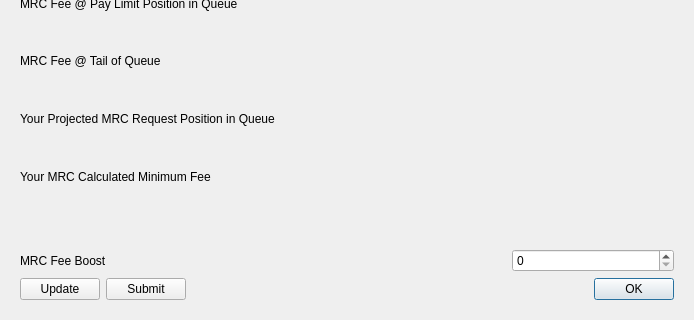
Qt form src/qt/forms/mrcrequestpage.ui (gridcoin-community/Gridcoin-Research) before a commit; both pictures show x 0 to 694 and y 260 to 580 of the 694 by 580 pixel window.
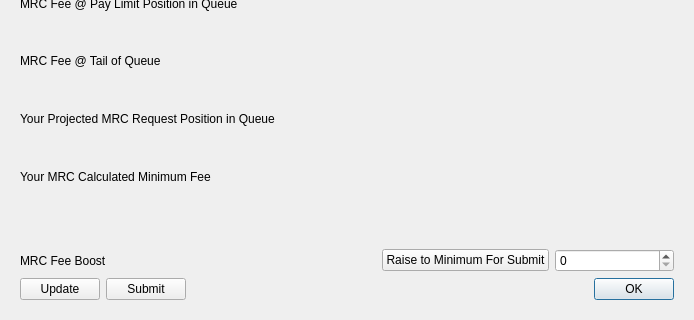
The same form after that commit. Icons and pictures are not drawn. Custom widgets are drawn as their Qt base class.

Commit message:
Implementation of mrcFeeBoostRaiseToMinimumButton
Also some other cleanups

What changed in the file:
```diff
--- a/src/qt/forms/mrcrequestpage.ui
+++ b/src/qt/forms/mrcrequestpage.ui
@@ -219,7 +219,7 @@
        </spacer>
       </item>
       <item>
-       <layout class="QHBoxLayout" name="mrcFeeHorizontalLayout" stretch="300,100">
+       <layout class="QHBoxLayout" name="mrcFeeHorizontalLayout" stretch="300,0,100">
         <item>
          <widget class="QLabel" name="mrcFeeBoostLabel">
           <property name="text">
@@ -230,6 +230,13 @@
           </property>
          </widget>
         </item>
+        <item>
+         <widget class="QPushButton" name="mrcFeeBoostRaiseToMinimumButton">
+          <property name="text">
+           <string>Raise to Minimum For Submit</string>
+          </property>
+         </widget>
+        </item>
         <item>
          <widget class="BitcoinAmountField" name="mrcFeeBoostSpinBox"/>
         </item>
```
The commit also changes 4 other files.
